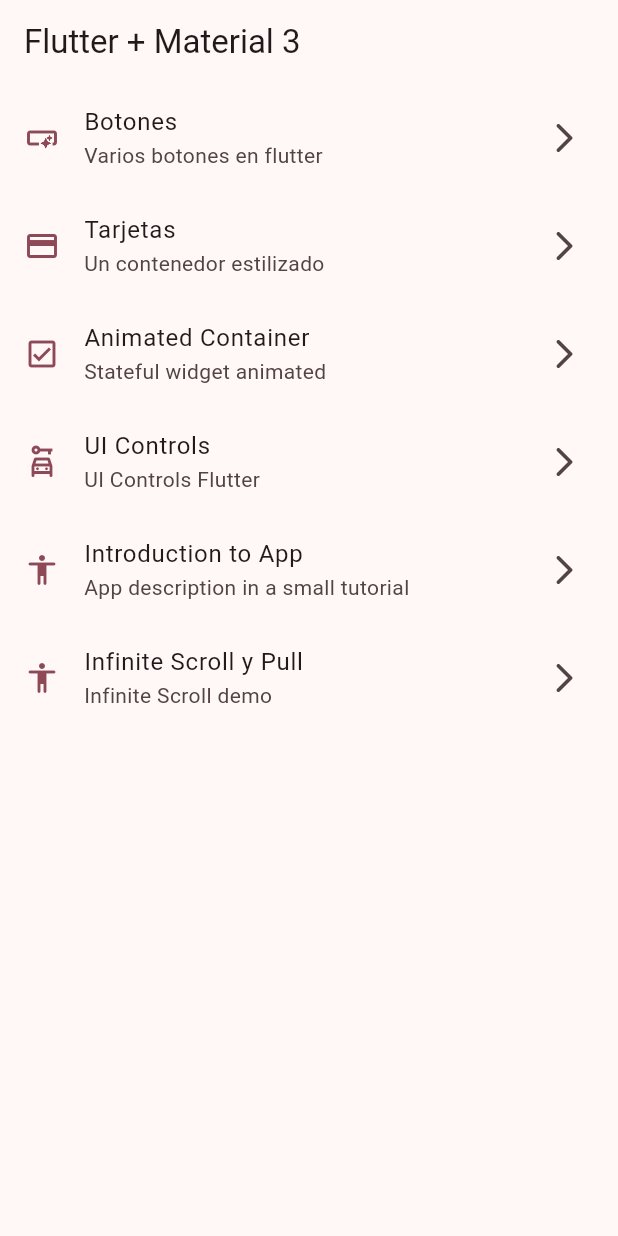
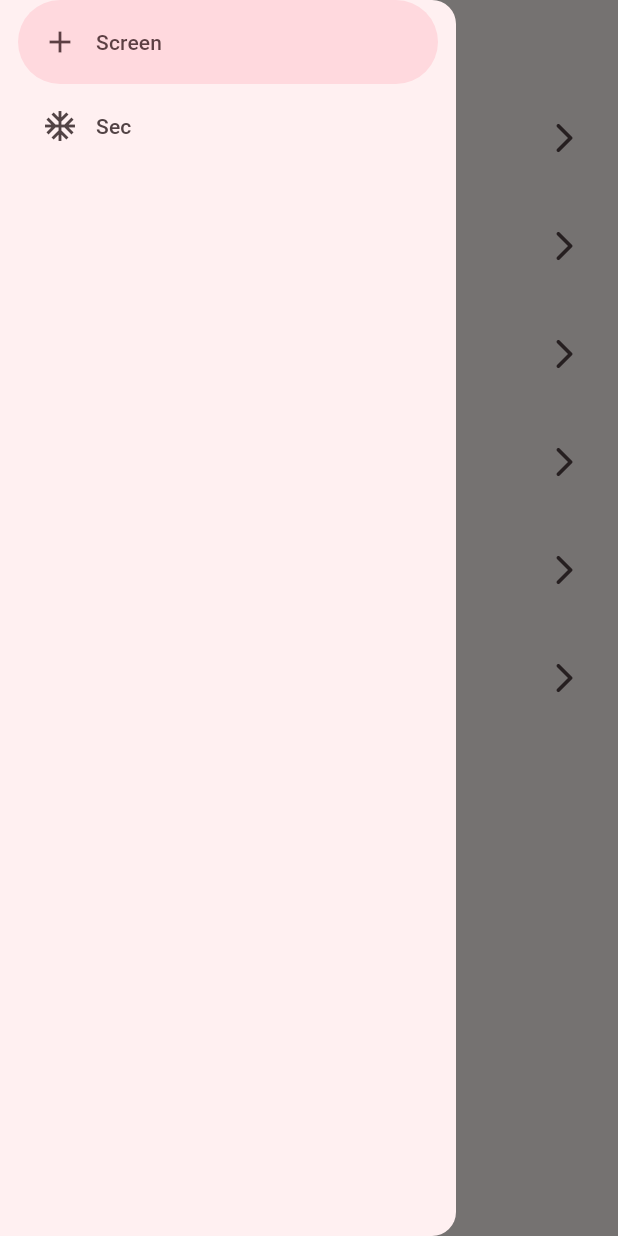
Before and after one commit to yasield74/flutter-course, a Flutter app: the screen it shows after launch, with the side drawer open (before the commit the screen has no drawer), on a phone screen of 412 x 824 dp. Run offline on Flutter 3.47's test engine with Material 3 defaults, Android fonts, the phone set to English and light mode, and no system bars; our stand-ins replace animate_do, auto_route, dartz, dio, flutter_riverpod, flutter_secure_storage and 5 more; missing offline and left inert: oauth2.

```diff
--- a/widgets_app/lib/presentation/screens/home/home_screen.dart
+++ b/widgets_app/lib/presentation/screens/home/home_screen.dart
@@ -1,6 +1,7 @@
 import 'package:flutter/material.dart';
 import 'package:go_router/go_router.dart';
 import 'package:widgets_app/config/menu/menu_items.dart';
+import 'package:widgets_app/presentation/widgets/side_menu.dart';
 
 class HomeScreen extends StatelessWidget {
   static const String name = 'home_screen';
@@ -11,6 +12,7 @@ class HomeScreen extends StatelessWidget {
     return Scaffold(
       appBar: AppBar(title: const Text('Flutter + Material 3')),
       body: const _HomeView(),
+      drawer: SideMenu(),
     );
   }
 }
--- a/widgets_app/lib/presentation/screens/infinite/infinite_scroll_screen.dart
+++ b/widgets_app/lib/presentation/screens/infinite/infinite_scroll_screen.dart
@@ -1,3 +1,4 @@
+import 'package:animate_do/animate_do.dart';
 import 'package:flutter/material.dart';
 import 'package:go_router/go_router.dart';
 
@@ -32,7 +33,10 @@ class _InfiniteScrollScreenState extends State<InfiniteScrollScreen> {
         ),
       ),
       floatingActionButton: FloatingActionButton(
-        child: const Icon(Icons.arrow_back),
+        child: SpinPerfect(
+          infinite: true,
+          child: const Icon(Icons.refresh_rounded),
+        ),
         onPressed: () => context.pop(),
       ),
     );
--- /dev/null
+++ b/widgets_app/lib/presentation/widgets/side_menu.dart
@@ -0,0 +1,30 @@
+import 'package:flutter/material.dart';
+
+class SideMenu extends StatefulWidget {
+  const SideMenu({super.key});
+
+  @override
+  State<SideMenu> createState() => _SideMenuState();
+}
+
+class _SideMenuState extends State<SideMenu> {
+  int navDrawerIndex = 0;
+
+  @override
+  Widget build(BuildContext context) {
+    return NavigationDrawer(
+      onDestinationSelected: (value) {
+        setState(() {
+          navDrawerIndex = value;
+        });
+      },
+      selectedIndex: navDrawerIndex,
+      children: [
+        NavigationDrawerDestination(
+            icon: Icon(Icons.add), label: Text('Screen')),
+        NavigationDrawerDestination(
+            icon: Icon(Icons.ac_unit), label: Text('Sec'))
+      ],
+    );
+  }
+}
```
Also changed, not shown: 1 other file.
